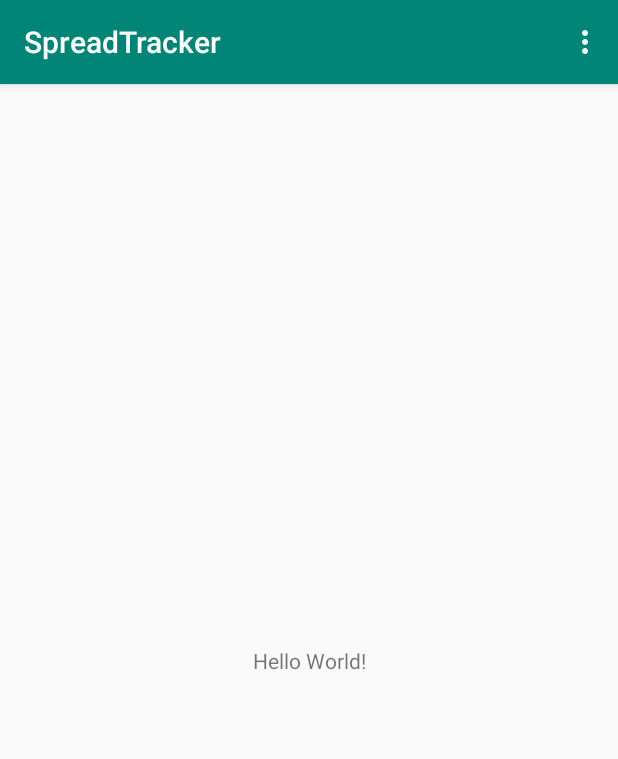
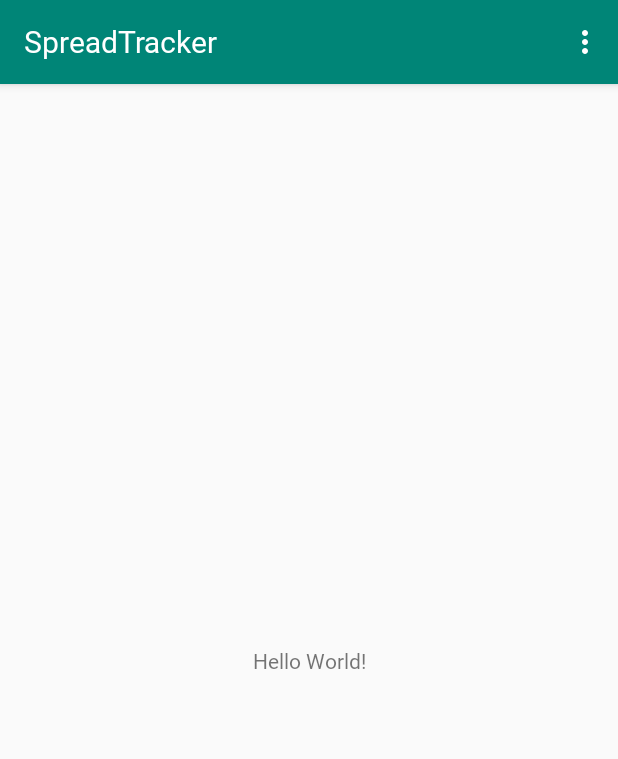
Before and after one commit to jacobrobertsbaca/corona, an Android app: the screen it shows after launch (MainActivity), on a phone screen of 412 x 824 dp. Shown: the top 759 px of the screen. Run offline under Robolectric (Android 15) with nearby library versions, the phone set to English and light mode, and no system bars.

Commit message:
Add segoeui font. Looking good!

```diff
--- a/src/app/src/main/res/values/styles.xml
+++ b/src/app/src/main/res/values/styles.xml
@@ -6,6 +6,7 @@
         <item name="colorPrimary">@color/colorPrimary</item>
         <item name="colorPrimaryDark">@color/colorPrimaryDark</item>
         <item name="colorAccent">@color/colorAccent</item>
+        <item name="android:fontFamily">@font/segoeui</item>
     </style>
 
     <style name="AppTheme.NoActionBar">
```
Also changed, not shown: src/app/src/main/res/font/segoeui_black.ttf (added), src/app/src/main/res/font/segoeui_blackitalic.ttf (added), src/app/src/main/res/font/segoeui_bolditalic.ttf (added), src/app/src/main/res/font/segoeui_italic.ttf (added), src/app/src/main/res/font/segoeui_lightitalic.ttf (added), src/app/src/main/res/font/segoeui_semibolditalic.ttf (added), src/app/src/main/res/font/segoeui_semilightitalic.ttf (added), 5 other files.
